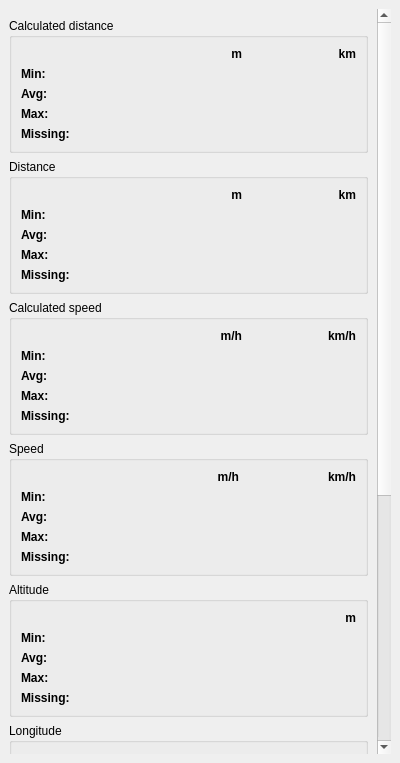
Above: gui/statistics_dock.ui from SergiuToporjinschi/GPSTrackEditor before the change. Below: the same form after it.
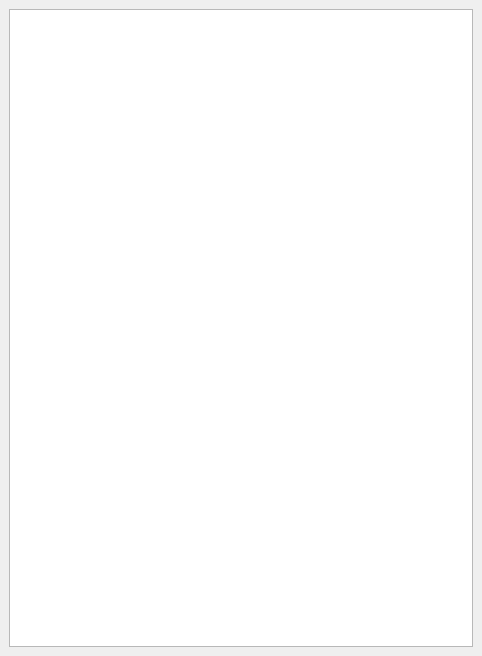
That is the form after the change.

Patch:
```diff
--- a/gui/statistics_dock.ui
+++ b/gui/statistics_dock.ui
@@ -6,16 +6,10 @@
    <rect>
     <x>0</x>
     <y>0</y>
-    <width>400</width>
-    <height>763</height>
+    <width>482</width>
+    <height>656</height>
    </rect>
   </property>
-  <property name="floating">
-   <bool>false</bool>
-  </property>
-  <property name="features">
-   <set>QDockWidget::DockWidgetClosable|QDockWidget::DockWidgetFloatable|QDockWidget::DockWidgetMovable</set>
-  </property>
   <property name="allowedAreas">
    <set>Qt::LeftDockWidgetArea|Qt::RightDockWidgetArea</set>
   </property>
@@ -25,1158 +19,22 @@
   <widget class="QWidget" name="dockWidgetContents">
    <layout class="QVBoxLayout" name="verticalLayout">
     <item>
-     <widget class="QScrollArea" name="scrollArea_2">
-      <property name="frameShape">
-       <enum>QFrame::NoFrame</enum>
+     <widget class="QTableView" name="tableStatistics">
+      <property name="alternatingRowColors">
+       <bool>true</bool>
       </property>
-      <property name="frameShadow">
-       <enum>QFrame::Plain</enum>
+      <property name="selectionBehavior">
+       <enum>QAbstractItemView::SelectRows</enum>
       </property>
-      <property name="lineWidth">
-       <number>0</number>
-      </property>
-      <property name="widgetResizable">
+      <attribute name="horizontalHeaderStretchLastSection">
        <bool>true</bool>
-      </property>
-      <widget class="QWidget" name="scrollAreaWidgetContents_2">
-       <property name="geometry">
-        <rect>
-         <x>0</x>
-         <y>0</y>
-         <width>365</width>
-         <height>1171</height>
-        </rect>
-       </property>
-       <layout class="QVBoxLayout" name="verticalLayout_7">
-        <property name="leftMargin">
-         <number>0</number>
-        </property>
-        <property name="topMargin">
-         <number>9</number>
-        </property>
-        <property name="rightMargin">
-         <number>9</number>
-        </property>
-        <property name="bottomMargin">
-         <number>0</number>
-        </property>
-        <item>
-         <widget class="QGroupBox" name="groupBox_27">
-          <property name="title">
-           <string>Calculated distance</string>
-          </property>
-          <layout class="QGridLayout" name="gridLayout_28">
-           <item row="2" column="0">
-            <widget class="QLabel" name="label_151">
-             <property name="font">
-              <font>
-               <bold>true</bold>
-              </font>
-             </property>
-             <property name="text">
-              <string>Avg:</string>
-             </property>
-            </widget>
-           </item>
-           <item row="3" column="1">
-            <widget class="QLabel" name="labelCalculatedDistanceMaxM">
-             <property name="text">
-              <string/>
-             </property>
-             <property name="alignment">
-              <set>Qt::AlignRight|Qt::AlignTrailing|Qt::AlignVCenter</set>
-             </property>
-            </widget>
-           </item>
-           <item row="1" column="0">
-            <widget class="QLabel" name="label_152">
-             <property name="font">
-              <font>
-               <bold>true</bold>
-              </font>
-             </property>
-             <property name="text">
-              <string>Min:</string>
-             </property>
-            </widget>
-           </item>
-           <item row="3" column="0">
-            <widget class="QLabel" name="label_153">
-             <property name="font">
-              <font>
-               <bold>true</bold>
-              </font>
-             </property>
-             <property name="text">
-              <string>Max:</string>
-             </property>
-            </widget>
-           </item>
-           <item row="0" column="2">
-            <widget class="QLabel" name="label_154">
-             <property name="font">
-              <font>
-               <bold>true</bold>
-              </font>
-             </property>
-             <property name="text">
-              <string>km</string>
-             </property>
-             <property name="alignment">
-              <set>Qt::AlignRight|Qt::AlignTrailing|Qt::AlignVCenter</set>
-             </property>
-            </widget>
-           </item>
-           <item row="0" column="1">
-            <widget class="QLabel" name="label_155">
-             <property name="font">
-              <font>
-               <bold>true</bold>
-              </font>
-             </property>
-             <property name="text">
-              <string>m</string>
-             </property>
-             <property name="alignment">
-              <set>Qt::AlignRight|Qt::AlignTrailing|Qt::AlignVCenter</set>
-             </property>
-            </widget>
-           </item>
-           <item row="2" column="1">
-            <widget class="QLabel" name="labelCalculatedDistanceAvgM">
-             <property name="text">
-              <string/>
-             </property>
-             <property name="alignment">
-              <set>Qt::AlignRight|Qt::AlignTrailing|Qt::AlignVCenter</set>
-             </property>
-            </widget>
-           </item>
-           <item row="1" column="1">
-            <widget class="QLabel" name="labelCalculatedDistanceMinM">
-             <property name="text">
-              <string/>
-             </property>
-             <property name="alignment">
-              <set>Qt::AlignRight|Qt::AlignTrailing|Qt::AlignVCenter</set>
-             </property>
-            </widget>
-           </item>
-           <item row="2" column="2">
-            <widget class="QLabel" name="labelCalculatedDistanceAvgKM">
-             <property name="text">
-              <string/>
-             </property>
-             <property name="alignment">
-              <set>Qt::AlignRight|Qt::AlignTrailing|Qt::AlignVCenter</set>
-             </property>
-            </widget>
-           </item>
-           <item row="3" column="2">
-            <widget class="QLabel" name="labelCalculatedDistanceMaxKM">
-             <property name="text">
-              <string/>
-             </property>
-             <property name="alignment">
-              <set>Qt::AlignRight|Qt::AlignTrailing|Qt::AlignVCenter</set>
-             </property>
-            </widget>
-           </item>
-           <item row="1" column="2">
-            <widget class="QLabel" name="labelCalculatedDistanceMinKM">
-             <property name="text">
-              <string/>
-             </property>
-             <property name="alignment">
-              <set>Qt::AlignRight|Qt::AlignTrailing|Qt::AlignVCenter</set>
-             </property>
-            </widget>
-           </item>
-           <item row="4" column="0">
-            <widget class="QLabel" name="label_156">
-             <property name="font">
-              <font>
-               <bold>true</bold>
-              </font>
-             </property>
-             <property name="text">
-              <string>Missing:</string>
-             </property>
-            </widget>
-           </item>
-           <item row="4" column="1" colspan="2">
-            <widget class="QLabel" name="labelCalculatedDistanceMissing">
-             <property name="text">
-              <string/>
-             </property>
-             <property name="alignment">
-              <set>Qt::AlignRight|Qt::AlignTrailing|Qt::AlignVCenter</set>
-             </property>
-            </widget>
-           </item>
-          </layout>
-         </widget>
-        </item>
-        <item>
-         <widget class="QGroupBox" name="groupBox_26">
-          <property name="title">
-           <string>Distance</string>
-          </property>
-          <layout class="QGridLayout" name="gridLayout_27">
-           <item row="0" column="1">
-            <widget class="QLabel" name="label_145">
-             <property name="font">
-              <font>
-               <bold>true</bold>
-              </font>
-             </property>
-             <property name="text">
-              <string>m</string>
-             </property>
-             <property name="alignment">
-              <set>Qt::AlignRight|Qt::AlignTrailing|Qt::AlignVCenter</set>
-             </property>
-            </widget>
-           </item>
-           <item row="4" column="1" colspan="2">
-            <widget class="QLabel" name="labelDistanceMissing">
-             <property name="lineWidth">
-              <number>2</number>
-             </property>
-             <property name="text">
-              <string/>
-             </property>
-             <property name="alignment">
-              <set>Qt::AlignRight|Qt::AlignTrailing|Qt::AlignVCenter</set>
-             </property>
-            </widget>
-           </item>
-           <item row="3" column="2">
-            <widget class="QLabel" name="labelDistanceMaxKM">
-             <property name="text">
-              <string/>
-             </property>
-             <property name="alignment">
-              <set>Qt::AlignRight|Qt::AlignTrailing|Qt::AlignVCenter</set>
-             </property>
-            </widget>
-           </item>
-           <item row="2" column="0">
-            <widget class="QLabel" name="label_146">
-             <property name="font">
-              <font>
-               <bold>true</bold>
-              </font>
-             </property>
-             <property name="text">
-              <string>Avg:</string>
-             </property>
-            </widget>
-           </item>
-           <item row="1" column="2">
-            <widget class="QLabel" name="labelDistanceMinKM">
-             <property name="text">
-              <string/>
-             </property>
-             <property name="alignment">
-              <set>Qt::AlignRight|Qt::AlignTrailing|Qt::AlignVCenter</set>
-             </property>
-            </widget>
-           </item>
-           <item row="2" column="1">
-            <widget class="QLabel" name="labelDistanceAvgM">
-             <property name="text">
-              <string/>
-             </property>
-             <property name="alignment">
-              <set>Qt::AlignRight|Qt::AlignTrailing|Qt::AlignVCenter</set>
-             </property>
-            </widget>
-           </item>
-           <item row="3" column="1">
-            <widget class="QLabel" name="labelDistanceMaxM">
-             <property name="text">
-              <string/>
-             </property>
-             <property name="alignment">
-              <set>Qt::AlignRight|Qt::AlignTrailing|Qt::AlignVCenter</set>
-             </property>
-            </widget>
-           </item>
-           <item row="1" column="0">
-            <widget class="QLabel" name="label_147">
-             <property name="font">
-              <font>
-               <bold>true</bold>
-              </font>
-             </property>
-             <property name="text">
-              <string>Min:</string>
-             </property>
-            </widget>
-           </item>
-           <item row="2" column="2">
-            <widget class="QLabel" name="labelDistanceAvgKM">
-             <property name="text">
-              <string/>
-             </property>
-             <property name="alignment">
-              <set>Qt::AlignRight|Qt::AlignTrailing|Qt::AlignVCenter</set>
-             </property>
-            </widget>
-           </item>
-           <item row="3" column="0">
-            <widget class="QLabel" name="label_148">
-             <property name="font">
-              <font>
-               <bold>true</bold>
-              </font>
-             </property>
-             <property name="text">
-              <string>Max:</string>
-             </property>
-            </widget>
-           </item>
-           <item row="0" column="2">
-            <widget class="QLabel" name="label_149">
-             <property name="font">
-              <font>
-               <bold>true</bold>
-              </font>
-             </property>
-             <property name="text">
-              <string>km</string>
-             </property>
-             <property name="alignment">
-              <set>Qt::AlignRight|Qt::AlignTrailing|Qt::AlignVCenter</set>
-             </property>
-            </widget>
-           </item>
-           <item row="1" column="1">
-            <widget class="QLabel" name="labelDistanceMinM">
-             <property name="text">
-              <string/>
-             </property>
-             <property name="alignment">
-              <set>Qt::AlignRight|Qt::AlignTrailing|Qt::AlignVCenter</set>
-             </property>
-            </widget>
-           </item>
-           <item row="4" column="0">
-            <widget class="QLabel" name="label_150">
-             <property name="font">
-              <font>
-               <bold>true</bold>
-              </font>
-             </property>
-             <property name="text">
-              <string>Missing:</string>
-             </property>
-            </widget>
-           </item>
-          </layout>
-         </widget>
-        </item>
-        <item>
-         <widget class="QGroupBox" name="groupBox_25">
-          <property name="title">
-           <string>Calculated speed</string>
-          </property>
-          <layout class="QGridLayout" name="gridLayout_26">
-           <item row="0" column="1">
-            <widget class="QLabel" name="label_139">
-             <property name="font">
-              <font>
-               <bold>true</bold>
-              </font>
-             </property>
-             <property name="text">
-              <string>m/h</string>
-             </property>
-             <property name="alignment">
-              <set>Qt::AlignRight|Qt::AlignTrailing|Qt::AlignVCenter</set>
-             </property>
-            </widget>
-           </item>
-           <item row="3" column="0">
-            <widget class="QLabel" name="label_140">
-             <property name="font">
-              <font>
-               <bold>true</bold>
-              </font>
-             </property>
-             <property name="text">
-              <string>Max:</string>
-             </property>
-            </widget>
-           </item>
-           <item row="4" column="1" colspan="2">
-            <widget class="QLabel" name="labelCalculatedSpeedMissing">
-             <property name="text">
-              <string/>
-             </property>
-             <property name="alignment">
-              <set>Qt::AlignRight|Qt::AlignTrailing|Qt::AlignVCenter</set>
-             </property>
-            </widget>
-           </item>
-           <item row="3" column="2">
-            <widget class="QLabel" name="labelCalculatedSpeedMaxKMPH">
-             <property name="text">
-              <string/>
-             </property>
-             <property name="alignment">
-              <set>Qt::AlignRight|Qt::AlignTrailing|Qt::AlignVCenter</set>
-             </property>
-            </widget>
-           </item>
-           <item row="1" column="0">
-            <widget class="QLabel" name="label_141">
-             <property name="font">
-              <font>
-               <bold>true</bold>
-              </font>
-             </property>
-             <property name="text">
-              <string>Min:</string>
-             </property>
-            </widget>
-           </item>
-           <item row="0" column="2">
-            <widget class="QLabel" name="label_142">
-             <property name="font">
-              <font>
-               <bold>true</bold>
-              </font>
-             </property>
-             <property name="text">
-              <string>km/h</string>
-             </property>
-             <property name="alignment">
-              <set>Qt::AlignRight|Qt::AlignTrailing|Qt::AlignVCenter</set>
-             </property>
-            </widget>
-           </item>
-           <item row="4" column="0">
-            <widget class="QLabel" name="label_143">
-             <property name="font">
-              <font>
-               <bold>true</bold>
-              </font>
-             </property>
-             <property name="text">
-              <string>Missing:</string>
-             </property>
-            </widget>
-           </item>
-           <item row="2" column="1">
-            <widget class="QLabel" name="labelCalculatedSpeedAvgMPH">
-             <property name="text">
-              <string/>
-             </property>
-             <property name="alignment">
-              <set>Qt::AlignRight|Qt::AlignTrailing|Qt::AlignVCenter</set>
-             </property>
-            </widget>
-           </item>
-           <item row="1" column="1">
-            <widget class="QLabel" name="labelCalculatedSpeedMinMPH">
-             <property name="text">
-              <string/>
-             </property>
-             <property name="alignment">
-              <set>Qt::AlignRight|Qt::AlignTrailing|Qt::AlignVCenter</set>
-             </property>
-            </widget>
-           </item>
-           <item row="1" column="2">
-            <widget class="QLabel" name="labelCalculatedSpeedMinKMPH">
-             <property name="text">
-              <string/>
-             </property>
-             <property name="alignment">
-              <set>Qt::AlignRight|Qt::AlignTrailing|Qt::AlignVCenter</set>
-             </property>
-            </widget>
-           </item>
-           <item row="2" column="2">
-            <widget class="QLabel" name="labelCalculatedSpeedAvgKMPH">
-             <property name="text">
-              <string/>
-             </property>
-             <property name="alignment">
-              <set>Qt::AlignRight|Qt::AlignTrailing|Qt::AlignVCenter</set>
-             </property>
-            </widget>
-           </item>
-           <item row="2" column="0">
-            <widget class="QLabel" name="label_144">
-             <property name="font">
-              <font>
-               <bold>true</bold>
-              </font>
-             </property>
-             <property name="text">
-              <string>Avg:</string>
-             </property>
-            </widget>
-           </item>
-           <item row="3" column="1">
-            <widget class="QLabel" name="labelCalculatedSpeedMaxMPH">
-             <property name="text">
-              <string/>
-             </property>
-             <property name="alignment">
-              <set>Qt::AlignRight|Qt::AlignTrailing|Qt::AlignVCenter</set>
-             </property>
-            </widget>
-           </item>
-          </layout>
-         </widget>
-        </item>
-        <item>
-         <widget class="QGroupBox" name="groupBox_24">
-          <property name="font">
-           <font>
-            <bold>false</bold>
-           </font>
-          </property>
-          <property name="title">
-           <string>Speed</string>
-          </property>
-          <layout class="QGridLayout" name="gridLayout_25">
-           <property name="horizontalSpacing">
-            <number>15</number>
-           </property>
-           <item row="2" column="2">
-            <widget class="QLabel" name="labelSpeedAvgKMPH">
-             <property name="text">
-              <string/>
-             </property>
-             <property name="alignment">
-              <set>Qt::AlignRight|Qt::AlignTrailing|Qt::AlignVCenter</set>
-             </property>
-            </widget>
-           </item>
-           <item row="1" column="2">
-            <widget class="QLabel" name="labelSpeedMinKMPH">
-             <property name="text">
-              <string/>
-             </property>
-             <property name="alignment">
-              <set>Qt::AlignRight|Qt::AlignTrailing|Qt::AlignVCenter</set>
-             </property>
-            </widget>
-           </item>
-           <item row="0" column="1">
-            <widget class="QLabel" name="label_133">
-             <property name="font">
-              <font>
-               <bold>true</bold>
-              </font>
-             </property>
-             <property name="text">
-              <string>m/h</string>
-             </property>
-             <property name="alignment">
-              <set>Qt::AlignRight|Qt::AlignTrailing|Qt::AlignVCenter</set>
-             </property>
-            </widget>
-           </item>
-           <item row="3" column="0">
-            <widget class="QLabel" name="label_134">
-             <property name="font">
-              <font>
-               <bold>true</bold>
-              </font>
-             </property>
-             <property name="text">
-              <string>Max:</string>
-             </property>
-            </widget>
-           </item>
-           <item row="3" column="2">
-            <widget class="QLabel" name="labelSpeedMaxKMPH">
-             <property name="text">
-              <string/>
-             </property>
-             <property name="alignment">
-              <set>Qt::AlignRight|Qt::AlignTrailing|Qt::AlignVCenter</set>
-             </property>
-            </widget>
-           </item>
-           <item row="2" column="1">
-            <widget class="QLabel" name="labelSpeedAvgMPH">
-             <property name="text">
-              <string/>
-             </property>
-             <property name="alignment">
-              <set>Qt::AlignRight|Qt::AlignTrailing|Qt::AlignVCenter</set>
-             </property>
-            </widget>
-           </item>
-           <item row="1" column="0">
-            <widget class="QLabel" name="label_135">
-             <property name="font">
-              <font>
-               <bold>true</bold>
-              </font>
-             </property>
-             <property name="text">
-              <string>Min:</string>
-             </property>
-            </widget>
-           </item>
-           <item row="3" column="1">
-            <widget class="QLabel" name="labelSpeedMaxMPH">
-             <property name="text">
-              <string/>
-             </property>
-             <property name="alignment">
-              <set>Qt::AlignRight|Qt::AlignTrailing|Qt::AlignVCenter</set>
-             </property>
-            </widget>
-           </item>
-           <item row="1" column="1">
-            <widget class="QLabel" name="labelSpeedMinMPH">
-             <property name="text">
-              <string/>
-             </property>
-             <property name="alignment">
-              <set>Qt::AlignRight|Qt::AlignTrailing|Qt::AlignVCenter</set>
-             </property>
-            </widget>
-           </item>
-           <item row="2" column="0">
-            <widget class="QLabel" name="label_136">
-             <property name="font">
-              <font>
-               <bold>true</bold>
-              </font>
-             </property>
-             <property name="text">
-              <string>Avg:</string>
-             </property>
-            </widget>
-           </item>
-           <item row="0" column="2">
-            <widget class="QLabel" name="label_137">
-             <property name="font">
-              <font>
-               <bold>true</bold>
-              </font>
-             </property>
-             <property name="text">
-              <string>km/h</string>
-             </property>
-             <property name="alignment">
-              <set>Qt::AlignRight|Qt::AlignTrailing|Qt::AlignVCenter</set>
-             </property>
-            </widget>
-           </item>
-           <item row="4" column="0">
-            <widget class="QLabel" name="label_138">
-             <property name="font">
-              <font>
-               <bold>true</bold>
-              </font>
-             </property>
-             <property name="text">
-              <string>Missing:</string>
-             </property>
-            </widget>
-           </item>
-           <item row="4" column="1" colspan="2">
-            <widget class="QLabel" name="labelSpeedMissing">
-             <property name="text">
-              <string/>
-             </property>
-             <property name="alignment">
-              <set>Qt::AlignRight|Qt::AlignTrailing|Qt::AlignVCenter</set>
-             </property>
-            </widget>
-           </item>
-          </layout>
-         </widget>
-        </item>
-        <item>
-         <widget class="QGroupBox" name="groupBox_23">
-          <property name="title">
-           <string>Altitude</string>
-          </property>
-          <layout class="QGridLayout" name="gridLayout_24">
-           <item row="2" column="0">
-            <widget class="QLabel" name="label_127">
-             <property name="font">
-              <font>
-               <bold>true</bold>
-              </font>
-             </property>
-             <property name="text">
-              <string>Avg:</string>
-             </property>
-            </widget>
-           </item>
-           <item row="0" column="0">
-            <widget class="QLabel" name="label_128">
-             <property name="text">
-              <string/>
-             </property>
-            </widget>
-           </item>
-           <item row="1" column="1">
-            <widget class="QLabel" name="labelAltitudeMin">
-             <property name="text">
-              <string/>
-             </property>
-             <property name="alignment">
-              <set>Qt::AlignRight|Qt::AlignTrailing|Qt::AlignVCenter</set>
-             </property>
-            </widget>
-           </item>
-           <item row="3" column="1">
-            <widget class="QLabel" name="labelAltitudeMax">
-             <property name="text">
-              <string/>
-             </property>
-             <property name="alignment">
-              <set>Qt::AlignRight|Qt::AlignTrailing|Qt::AlignVCenter</set>
-             </property>
-            </widget>
-           </item>
-           <item row="1" column="0">
-            <widget class="QLabel" name="label_129">
-             <property name="font">
-              <font>
-               <bold>true</bold>
-              </font>
-             </property>
-             <property name="text">
-              <string>Min:</string>
-             </property>
-            </widget>
-           </item>
-           <item row="2" column="1">
-            <widget class="QLabel" name="labelAltitudeAvg">
-             <property name="text">
-              <string/>
-             </property>
-             <property name="alignment">
-              <set>Qt::AlignRight|Qt::AlignTrailing|Qt::AlignVCenter</set>
-             </property>
-            </widget>
-           </item>
-           <item row="0" column="1">
-            <widget class="QLabel" name="label_130">
-             <property name="font">
-              <font>
-               <bold>true</bold>
-              </font>
-             </property>
-             <property name="text">
-              <string>m</string>
-             </property>
-             <property name="alignment">
-              <set>Qt::AlignRight|Qt::AlignTrailing|Qt::AlignVCenter</set>
-             </property>
-            </widget>
-           </item>
-           <item row="3" column="0">
-            <widget class="QLabel" name="label_131">
-             <property name="font">
-              <font>
-               <bold>true</bold>
-              </font>
-             </property>
-             <property name="text">
-              <string>Max:</string>
-             </property>
-            </widget>
-           </item>
-           <item row="4" column="0">
-            <widget class="QLabel" name="label_132">
-             <property name="font">
-              <font>
-               <bold>true</bold>
-              </font>
-             </property>
-             <property name="text">
-              <string>Missing:</string>
-             </property>
-            </widget>
-           </item>
-           <item row="4" column="1">
-            <widget class="QLabel" name="labelAltitudeMissing">
-             <property name="text">
-              <string/>
-             </property>
-             <property name="alignment">
-              <set>Qt::AlignRight|Qt::AlignTrailing|Qt::AlignVCenter</set>
-             </property>
-            </widget>
-           </item>
-          </layout>
-         </widget>
-        </item>
-        <item>
-         <widget class="QGroupBox" name="groupBox_22">
-          <property name="title">
-           <string>Longitude</string>
-          </property>
-          <layout class="QGridLayout" name="gridLayout_23">
-           <item row="2" column="0">
-            <widget class="QLabel" name="label_121">
-             <property name="font">
-              <font>
-               <bold>true</bold>
-              </font>
-             </property>
-             <property name="text">
-              <string>Avg:</string>
-             </property>
-            </widget>
-           </item>
-           <item row="0" column="0">
-            <widget class="QLabel" name="label_122">
-             <property name="text">
-              <string/>
-             </property>
-            </widget>
-           </item>
-           <item row="1" column="1">
-            <widget class="QLabel" name="labelLongitudeMin">
-             <property name="text">
-              <string/>
-             </property>
-             <property name="alignment">
-              <set>Qt::AlignRight|Qt::AlignTrailing|Qt::AlignVCenter</set>
-             </property>
-            </widget>
-           </item>
-           <item row="3" column="1">
-            <widget class="QLabel" name="labelLongitudeMax">
-             <property name="text">
-              <string/>
-             </property>
-             <property name="alignment">
-              <set>Qt::AlignRight|Qt::AlignTrailing|Qt::AlignVCenter</set>
-             </property>
-            </widget>
-           </item>
-           <item row="1" column="0">
-            <widget class="QLabel" name="label_123">
-             <property name="font">
-              <font>
-               <bold>true</bold>
-              </font>
-             </property>
-             <property name="text">
-              <string>Min:</string>
-             </property>
-            </widget>
-           </item>
-           <item row="2" column="1">
-            <widget class="QLabel" name="labelLongitudeAvg">
-             <property name="text">
-              <string/>
-             </property>
-             <property name="alignment">
-              <set>Qt::AlignRight|Qt::AlignTrailing|Qt::AlignVCenter</set>
-             </property>
-            </widget>
-           </item>
-           <item row="0" column="1">
-            <widget class="QLabel" name="label_124">
-             <property name="font">
-              <font>
-               <bold>true</bold>
-              </font>
-             </property>
-             <property name="text">
-              <string>degree</string>
-             </property>
-             <property name="alignment">
-              <set>Qt::AlignRight|Qt::AlignTrailing|Qt::AlignVCenter</set>
-             </property>
-            </widget>
-           </item>
-           <item row="3" column="0">
-            <widget class="QLabel" name="label_125">
-             <property name="font">
-              <font>
-               <bold>true</bold>
-              </font>
-             </property>
-             <property name="text">
-              <string>Max:</string>
-             </property>
-            </widget>
-           </item>
-           <item row="4" column="0">
-            <widget class="QLabel" name="label_126">
-             <property name="font">
-              <font>
-               <bold>true</bold>
-              </font>
-             </property>
-             <property name="text">
-              <string>Missing:</string>
-             </property>
-            </widget>
-           </item>
-           <item row="4" column="1">
-            <widget class="QLabel" name="labelLongitudeMissing">
-             <property name="text">
-              <string/>
-             </property>
-             <property name="alignment">
-              <set>Qt::AlignRight|Qt::AlignTrailing|Qt::AlignVCenter</set>
-             </property>
-            </widget>
-           </item>
-          </layout>
-         </widget>
-        </item>
-        <item>
-         <widget class="QGroupBox" name="groupBox_21">
-          <property name="title">
-           <string>Latitude</string>
-          </property>
-          <layout class="QGridLayout" name="gridLayout_22">
-           <item row="2" column="0">
-            <widget class="QLabel" name="label_115">
-             <property name="font">
-              <font>
-               <bold>true</bold>
-              </font>
-             </property>
-             <property name="text">
-              <string>Avg:</string>
-             </property>
-            </widget>
-           </item>
-           <item row="0" column="0">
-            <widget class="QLabel" name="label_116">
-             <property name="text">
-              <string/>
-             </property>
-            </widget>
-           </item>
-           <item row="1" column="1">
-            <widget class="QLabel" name="labelLatitudeMin">
-             <property name="text">
-              <string/>
-             </property>
-             <property name="alignment">
-              <set>Qt::AlignRight|Qt::AlignTrailing|Qt::AlignVCenter</set>
-             </property>
-            </widget>
-           </item>
-           <item row="3" column="1">
-            <widget class="QLabel" name="labelLatitudeMax">
-             <property name="text">
-              <string/>
-             </property>
-             <property name="alignment">
-              <set>Qt::AlignRight|Qt::AlignTrailing|Qt::AlignVCenter</set>
-             </property>
-            </widget>
-           </item>
-           <item row="1" column="0">
-            <widget class="QLabel" name="label_117">
-             <property name="font">
-              <font>
-               <bold>true</bold>
-              </font>
-             </property>
-             <property name="text">
-              <string>Min:</string>
-             </property>
-            </widget>
-           </item>
-           <item row="2" column="1">
-            <widget class="QLabel" name="labelLatitudeAvg">
-             <property name="text">
-              <string/>
-             </property>
-             <property name="alignment">
-              <set>Qt::AlignRight|Qt::AlignTrailing|Qt::AlignVCenter</set>
-             </property>
-            </widget>
-           </item>
-           <item row="0" column="1">
-            <widget class="QLabel" name="label_118">
-             <property name="font">
-              <font>
-               <bold>true</bold>
-              </font>
-             </property>
-             <property name="text">
-              <string>degree</string>
-             </property>
-             <property name="alignment">
-              <set>Qt::AlignRight|Qt::AlignTrailing|Qt::AlignVCenter</set>
-             </property>
-            </widget>
-           </item>
-           <item row="3" column="0">
-            <widget class="QLabel" name="label_119">
-             <property name="font">
-              <font>
-               <bold>true</bold>
-              </font>
-             </property>
-             <property name="text">
-              <string>Max:</string>
-             </property>
-            </widget>
-           </item>
-           <item row="4" column="0">
-            <widget class="QLabel" name="label_120">
-             <property name="font">
-              <font>
-               <bold>true</bold>
-              </font>
-             </property>
-             <property name="text">
-              <string>Missing:</string>
-             </property>
-            </widget>
-           </item>
-           <item row="4" column="1">
-            <widget class="QLabel" name="labelLatitudeMissing">
-             <property name="text">
-              <string/>
-             </property>
-             <property name="alignment">
-              <set>Qt::AlignRight|Qt::AlignTrailing|Qt::AlignVCenter</set>
-             </property>
-            </widget>
-           </item>
-          </layout>
-         </widget>
-        </item>
-        <item>
-         <widget class="QGroupBox" name="groupBox_20">
-          <property name="title">
-           <string>Hart rate</string>
-          </property>
-          <layout class="QGridLayout" name="gridLayout_21">
-           <item row="2" column="0">
-            <widget class="QLabel" name="label_109">
-             <property name="font">
-              <font>
-               <bold>true</bold>
-              </font>
-             </property>
-             <property name="text">
-              <string>Avg:</string>
-             </property>
-            </widget>
-           </item>
-           <item row="0" column="0">
-            <widget class="QLabel" name="label_110">
-             <property name="text">
-              <string/>
-             </property>
-            </widget>
-           </item>
-           <item row="1" column="1">
-            <widget class="QLabel" name="labelHartRateMin">
-             <property name="text">
-              <string/>
-             </property>
-             <property name="alignment">
-              <set>Qt::AlignRight|Qt::AlignTrailing|Qt::AlignVCenter</set>
-             </property>
-            </widget>
-           </item>
-           <item row="3" column="1">
-            <widget class="QLabel" name="labelHartRateMax">
-             <property name="text">
-              <string/>
-             </property>
-             <property name="alignment">
-              <set>Qt::AlignRight|Qt::AlignTrailing|Qt::AlignVCenter</set>
-             </property>
-            </widget>
-           </item>
-           <item row="1" column="0">
-            <widget class="QLabel" name="label_111">
-             <property name="font">
-              <font>
-               <bold>true</bold>
-              </font>
-             </property>
-             <property name="text">
-              <string>Min:</string>
-             </property>
-            </widget>
-           </item>
-           <item row="2" column="1">
-            <widget class="QLabel" name="labelHartRateAvg">
-             <property name="text">
-              <string/>
-             </property>
-             <property name="alignment">
-              <set>Qt::AlignRight|Qt::AlignTrailing|Qt::AlignVCenter</set>
-             </property>
-            </widget>
-           </item>
-           <item row="0" column="1">
-            <widget class="QLabel" name="label_112">
-             <property name="font">
-              <font>
-               <bold>true</bold>
-              </font>
-             </property>
-             <property name="text">
-              <string>bpm</string>
-             </property>
-             <property name="alignment">
-              <set>Qt::AlignRight|Qt::AlignTrailing|Qt::AlignVCenter</set>
-             </property>
-            </widget>
-           </item>
-           <item row="3" column="0">
-            <widget class="QLabel" name="label_113">
-             <property name="font">
-              <font>
-               <bold>true</bold>
-              </font>
-             </property>
-             <property name="text">
-              <string>Max:</string>
-             </property>
-            </widget>
-           </item>
-           <item row="4" column="0">
-            <widget class="QLabel" name="label_114">
-             <property name="font">
-              <font>
-               <bold>true</bold>
-              </font>
-             </property>
-             <property name="text">
-              <string>Missing:</string>
-             </property>
-            </widget>
-           </item>
-           <item row="4" column="1">
-            <widget class="QLabel" name="labelHartRateMissing">
-             <property name="text">
-              <string/>
-             </property>
-             <property name="alignment">
-              <set>Qt::AlignRight|Qt::AlignTrailing|Qt::AlignVCenter</set>
-             </property>
-            </widget>
-           </item>
-          </layout>
-         </widget>
-        </item>
-       </layout>
-      </widget>
+      </attribute>
+      <attribute name="verticalHeaderMinimumSectionSize">
+       <number>24</number>
+      </attribute>
+      <attribute name="verticalHeaderDefaultSectionSize">
+       <number>24</number>
+      </attribute>
      </widget>
     </item>
    </layout>
```
